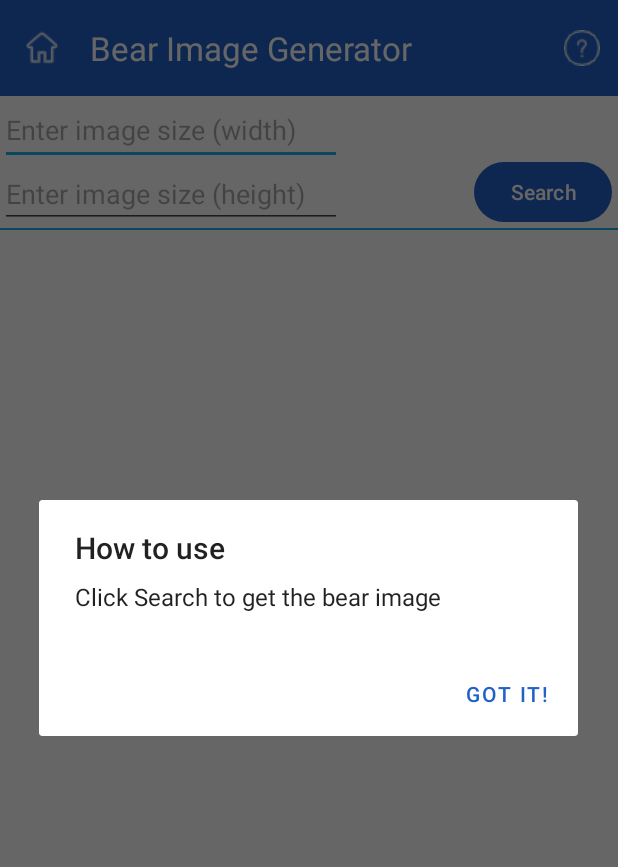
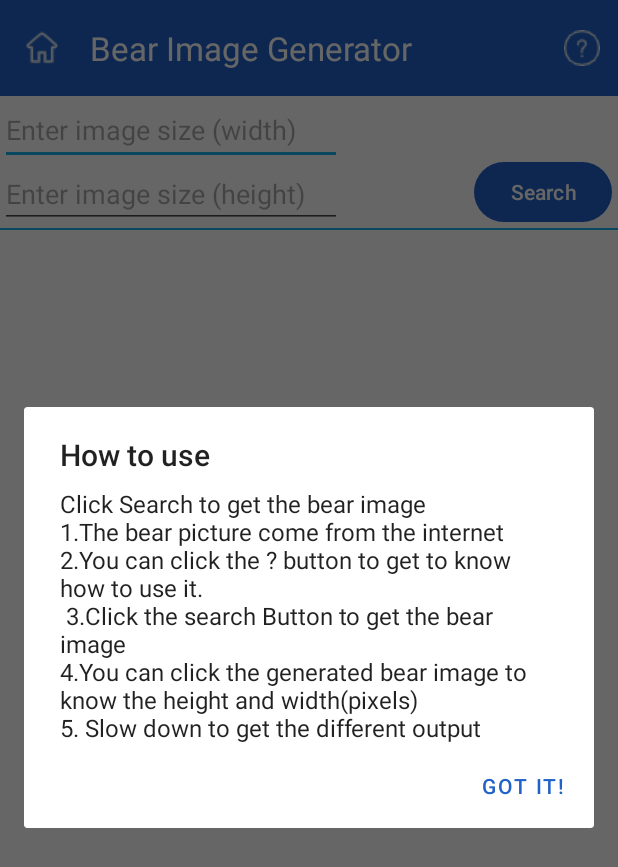
Before and after one commit to Derek-Tsang/FinalProject, an Android app: the BearImageGeneratorActivity screen opened directly, with no data from a screen before it, after a tap on "help", on a phone screen of 412 x 824 dp. Shown: the top 867 px of the screen. Run offline under Robolectric (Android 15) with nearby library versions, the phone set to English and light mode, and no system bars; our stand-ins replace Volley.

Commit message:
Bear part2

```diff
--- a/app/build.gradle
+++ b/app/build.gradle
@@ -48,7 +48,6 @@ dependencies {
     implementation 'androidx.recyclerview:recyclerview:1.3.0'
 
     //volley
-
     implementation 'com.android.volley:volley:1.2.1'
 
 
--- a/app/src/main/java/algonquin/cst2335/finalproject/Adapter/BearAdapter.java
+++ b/app/src/main/java/algonquin/cst2335/finalproject/Adapter/BearAdapter.java
@@ -23,7 +23,6 @@ public class BearAdapter extends RecyclerView.Adapter<BearAdapter.ViewHolder> {
     ArrayList<Bear> bears = new ArrayList<>();
     public BearAdapter(Context applicationcontext, ArrayList<Bear> bears) {
         this.context = applicationcontext;
-        // list of flights
         this.bears = bears;
     }
     @NonNull
--- a/app/src/main/java/algonquin/cst2335/finalproject/Entities/Bear.java
+++ b/app/src/main/java/algonquin/cst2335/finalproject/Entities/Bear.java
@@ -1,5 +1,6 @@
 package algonquin.cst2335.finalproject.Entities;
 
 public class Bear {
-
+    public void setImageUrl(String imageUrl) {
+    }
 }
--- a/app/src/main/java/algonquin/cst2335/finalproject/UI/BearImageGeneratorActivity.java
+++ b/app/src/main/java/algonquin/cst2335/finalproject/UI/BearImageGeneratorActivity.java
@@ -2,15 +2,34 @@ package algonquin.cst2335.finalproject.UI;
 
 import android.app.AlertDialog;
 import android.content.DialogInterface;
+import android.graphics.Bitmap;
 import android.graphics.Color;
+import android.net.Uri;
 import android.os.Bundle;
+import android.util.Log;
 import android.view.Menu;
 import android.view.MenuItem;
 import android.view.View;
+import android.widget.ImageView;
+import android.widget.Toast;
+
 import androidx.appcompat.app.AppCompatActivity;
 import androidx.appcompat.widget.Toolbar;
 import androidx.recyclerview.widget.LinearLayoutManager;
+
+import com.android.volley.Request;
+import com.android.volley.RequestQueue;
+import com.android.volley.Response;
+import com.android.volley.VolleyError;
+import com.android.volley.toolbox.ImageRequest;
+import com.android.volley.toolbox.JsonObjectRequest;
+import com.android.volley.toolbox.Volley;
+
+import org.json.JSONObject;
+
 import java.util.ArrayList;
+import java.util.Random;
+
 import algonquin.cst2335.finalproject.Adapter.BearAdapter;
 import algonquin.cst2335.finalproject.Entities.Bear;
 import algonquin.cst2335.finalproject.R;
@@ -19,51 +38,55 @@ import algonquin.cst2335.finalproject.databinding.ActivityBearBinding;
 import algonquin.cst2335.finalproject.Utilities.CommonSharedPreference;
 
 public class BearImageGeneratorActivity extends AppCompatActivity {
-
     ActivityBearBinding binding;
     ArrayList<Bear> bears = new ArrayList<>();
     BearAdapter adapter;
     Toolbar toolbar;
+    JsonObjectRequest jsonObjRequest;
+    protected RequestQueue queue = null;
 
     @Override
     protected void onCreate(Bundle savedInstanceState) {
         //SharedPreference
         CommonSharedPreference.getsharedText(this, "lastCode");
-
         super.onCreate(savedInstanceState);
         binding = ActivityBearBinding.inflate(getLayoutInflater());
         setContentView(binding.getRoot());
+        queue = Volley.newRequestQueue(this);
+        adapter = new BearAdapter(this, bears);
+        binding.recyclerviewSavedImages.setAdapter(adapter);
+        binding.recyclerviewSavedImages.setLayoutManager(new LinearLayoutManager(this));
+
         configureToolbar();
 
-        binding.btnGenerate.setOnClickListener(click -> {
+        binding.btnGenerate.setOnClickListener(new View.OnClickListener() {
+            @Override
+            public void onClick(View v) {
                 // Show an AlertDialog to confirm clicking "btnGenerate"
-            AlertDialog.Builder alertDialogBuilder = new AlertDialog.Builder(this);
+                AlertDialog.Builder alertDialogBuilder = new AlertDialog.Builder(BearImageGeneratorActivity.this);
                 alertDialogBuilder.setTitle("Confirm");
                 alertDialogBuilder.setMessage("Are you sure you want to click btnGenerate?");
                 alertDialogBuilder.setPositiveButton("Yes", new DialogInterface.OnClickListener() {
                     @Override
                     public void onClick(DialogInterface dialog, int which) {
-                    // Code to perform when the user clicks "Yes" on the AlertDialog.
-                    BearFragment bearFragment = new BearFragment(getApplicationContext());
-                    getSupportFragmentManager().beginTransaction().add(R.id.fragmentDetailBear, bearFragment).addToBackStack("").commit();
-                    bears.add(new Bear());
-                    adapter.notifyDataSetChanged();
+                        // Generate different-sized bear images from the URL
+                        generateBearImage();
+
                     }
                 });
                 alertDialogBuilder.setNegativeButton("No", new DialogInterface.OnClickListener() {
                     @Override
                     public void onClick(DialogInterface dialog, int which) {
                         // Code to perform when the user clicks "No" on the AlertDialog.
-                    dialog.dismiss();
+                        // This is optional if you want to handle the "No" button click.
+                        dialog.dismiss(); // Dismiss the AlertDialog.
                     }
                 });
+                // Create and show the AlertDialog
                 AlertDialog alertDialog = alertDialogBuilder.create();
                 alertDialog.show();
+            }
         });
-
-        adapter = new BearAdapter(this, bears);
-        binding.recyclerviewSavedImages.setAdapter(adapter);
-        binding.recyclerviewSavedImages.setLayoutManager(new LinearLayoutManager(this));
     }
 
     private void configureToolbar() {
@@ -93,7 +116,12 @@ public class BearImageGeneratorActivity extends AppCompatActivity {
         if (item.getItemId() == R.id.help) {
             AlertDialog.Builder builder = new AlertDialog.Builder(this);
             builder.setTitle("How to use")
-                    .setMessage("Click Search to get the bear image")
+                    .setMessage("Click Search to get the bear image\n" +
+                            "1.The bear picture come from the internet\n" +
+                            "2.You can click the ? button to get to know how to use it. \n " +
+                            "3.Click the search Button to get the bear image \n" +
+                            "4.You can click the generated bear image to know the height and width(pixels) \n" +
+                            "5. Slow down to get the different output")
                     .setPositiveButton("Got it!", (dialog, cl) -> {
                     })
                     .create().show();
@@ -101,4 +129,46 @@ public class BearImageGeneratorActivity extends AppCompatActivity {
         }
         return super.onOptionsItemSelected(item);
     }
+
+
+    private void generateBearImage() {
+        // Fetch random width and height to generate different-sized bear images
+        int randomWidth = getRandomNumberInRange(200, 800);
+        int randomHeight = getRandomNumberInRange(200, 800);
+
+        // Create the URL with the random width and height
+        String pictureURL = "https://placebear.com/" + randomWidth + "/" + randomHeight;
+
+        ImageRequest imgReq = new ImageRequest(pictureURL, new Response.Listener<Bitmap>() {
+            @Override
+            public void onResponse(Bitmap bitmap) {
+                // Add a new BearFragment and update the list of bears
+
+                runOnUiThread( () -> {
+                    BearFragment bearFragment = new BearFragment(BearImageGeneratorActivity.this,bitmap);
+                    getSupportFragmentManager().beginTransaction().add(R.id.fragmentDetailBear, bearFragment).addToBackStack("").commit();
+                    bears.add(new Bear());
+                    adapter.notifyDataSetChanged();
+                });
+
             }
+
+            //把网络获取的图片文件路径保存到数据库，recycleview去读取数据库并显示图片
+            //数据库里面存的就是地址，bitmap week10天气预报就有 file读取本地路径，new路径赋取，通过pass显现 file-bitmap（item） path
+        }, 0, 0, ImageView.ScaleType.CENTER, Bitmap.Config.ARGB_8888, new Response.ErrorListener() {
+            @Override
+            public void onErrorResponse(VolleyError error) {
+                // Handle errors, if any
+                Toast.makeText(BearImageGeneratorActivity.this, "Error loading bear image", Toast.LENGTH_SHORT).show();
+            }
+        });
+        queue.add(imgReq);
+    }
+
+    // Helper method to generate a random number in a specified range
+    private int getRandomNumberInRange(int min, int max) {
+        Random random = new Random();
+        return random.nextInt((max - min) + 1) + min;
+    }
+
+}
--- a/app/src/main/java/algonquin/cst2335/finalproject/UI/Fragment/BearFragment.java
+++ b/app/src/main/java/algonquin/cst2335/finalproject/UI/Fragment/BearFragment.java
@@ -1,6 +1,7 @@
 package algonquin.cst2335.finalproject.UI.Fragment;
 
 import android.content.Context;
+import android.graphics.Bitmap;
 import android.os.Bundle;
 import android.view.LayoutInflater;
 import android.view.View;
@@ -15,13 +16,16 @@ import algonquin.cst2335.finalproject.databinding.FragmentFlightDetailsLayoutBin
 
 public class BearFragment extends Fragment {
     BearDetailedLayoutBinding binding;
+    Bitmap bitmap;
 
-    public BearFragment(Context applicationContext) {
+    public BearFragment(Context applicationContext, Bitmap bm ) {
+        bitmap = bm;
     }
 
     public View onCreateView(LayoutInflater inflater, ViewGroup container,
                              Bundle savedInstanceState) {
         binding = BearDetailedLayoutBinding.inflate(inflater);
+        binding.imageView.setImageBitmap(bitmap);
         return binding.getRoot();
     }
 }
--- a/app/src/main/res/layout/activity_bear.xml
+++ b/app/src/main/res/layout/activity_bear.xml
@@ -94,6 +94,15 @@
                 app:layout_constraintStart_toStartOf="parent"
                 app:layout_constraintTop_toTopOf="parent" />
 
+            <ImageView
+                android:id="@+id/icon"
+                android:layout_width="158dp"
+                android:layout_height="129dp"
+                android:layout_marginTop="25dp"
+                android:scaleType="fitXY"
+                app:layout_constraintStart_toStartOf="@+id/recyclerviewSavedImages"
+                app:layout_constraintTop_toBottomOf="@+id/recyclerviewSavedImages" />
+
         </androidx.constraintlayout.widget.ConstraintLayout>
     </FrameLayout>
 
```
Lines whose indentation alone changed are shown as unchanged.
